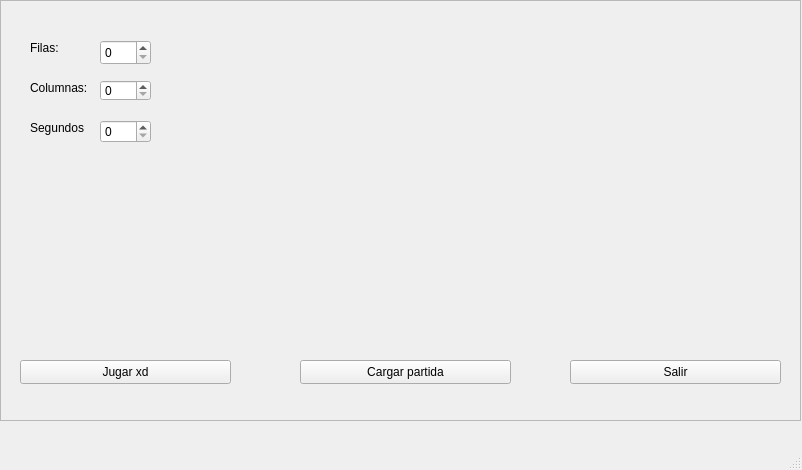
Above: mainwindow.ui from aleledesma/trabajo-practico-2 before the change. Below: the same form after it.
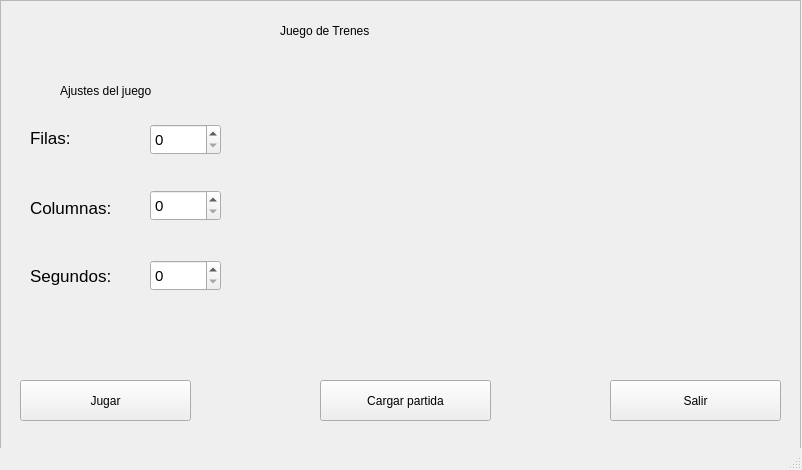
That is the form after the change.

Commit message: estilos CSS en pantalla principal

What changed in the file:
```diff
--- a/mainwindow.ui
+++ b/mainwindow.ui
@@ -20,7 +20,7 @@
       <x>0</x>
       <y>0</y>
       <width>801</width>
-      <height>421</height>
+      <height>461</height>
      </rect>
     </property>
     <property name="frameShape">
@@ -33,44 +33,58 @@
      <property name="geometry">
       <rect>
        <x>20</x>
-       <y>360</y>
-       <width>211</width>
-       <height>24</height>
+       <y>380</y>
+       <width>171</width>
+       <height>41</height>
       </rect>
      </property>
+     <property name="styleSheet">
+      <string notr="true">font: 700 12pt &quot;Ubuntu&quot;;
+background-color: &quot;#AAF683&quot;;
+color: &quot;#181717&quot;;</string>
+     </property>
      <property name="text">
-      <string>Jugar xd</string>
+      <string>Jugar</string>
      </property>
     </widget>
     <widget class="QSpinBox" name="spinBox_2">
      <property name="geometry">
       <rect>
-       <x>100</x>
-       <y>80</y>
-       <width>51</width>
-       <height>21</height>
+       <x>150</x>
+       <y>190</y>
+       <width>71</width>
+       <height>31</height>
       </rect>
      </property>
+     <property name="styleSheet">
+      <string notr="true">font-size: 15px;</string>
+     </property>
     </widget>
     <widget class="QSpinBox" name="spinBox">
      <property name="geometry">
       <rect>
-       <x>100</x>
-       <y>40</y>
-       <width>51</width>
-       <height>25</height>
+       <x>150</x>
+       <y>124</y>
+       <width>71</width>
+       <height>31</height>
       </rect>
      </property>
+     <property name="styleSheet">
+      <string notr="true">font-size: 15px;</string>
+     </property>
     </widget>
     <widget class="QLabel" name="label">
      <property name="geometry">
       <rect>
        <x>30</x>
-       <y>40</y>
+       <y>130</y>
        <width>49</width>
        <height>16</height>
       </rect>
      </property>
+     <property name="styleSheet">
+      <string notr="true">font-size: 17px;</string>
+     </property>
      <property name="text">
       <string>Filas:</string>
      </property>
@@ -79,11 +93,14 @@
      <property name="geometry">
       <rect>
        <x>30</x>
-       <y>80</y>
-       <width>61</width>
+       <y>200</y>
+       <width>91</width>
        <height>16</height>
       </rect>
      </property>
+     <property name="styleSheet">
+      <string notr="true">font-size: 17px;</string>
+     </property>
      <property name="text">
       <string>Columnas:</string>
      </property>
@@ -91,12 +108,17 @@
     <widget class="QPushButton" name="pushButton_2">
      <property name="geometry">
       <rect>
-       <x>570</x>
-       <y>360</y>
-       <width>211</width>
-       <height>24</height>
+       <x>610</x>
+       <y>380</y>
+       <width>171</width>
+       <height>41</height>
       </rect>
      </property>
+     <property name="styleSheet">
+      <string notr="true">font: 700 12pt &quot;Ubuntu&quot;;
+background-color: &quot;#EE6055&quot;;
+color: &quot;#181717&quot;;</string>
+     </property>
      <property name="text">
       <string>Salir</string>
      </property>
@@ -104,12 +126,17 @@
     <widget class="QPushButton" name="pushButton_3">
      <property name="geometry">
       <rect>
-       <x>300</x>
-       <y>360</y>
-       <width>211</width>
-       <height>24</height>
+       <x>320</x>
+       <y>380</y>
+       <width>171</width>
+       <height>41</height>
       </rect>
      </property>
+     <property name="styleSheet">
+      <string notr="true">font: 700 12pt &quot;Ubuntu&quot;;
+background-color: &quot;#FFD97D&quot;;
+color: &quot;#181717&quot;;</string>
+     </property>
      <property name="text">
       <string>Cargar partida</string>
      </property>
@@ -118,23 +145,61 @@
      <property name="geometry">
       <rect>
        <x>30</x>
-       <y>120</y>
-       <width>58</width>
-       <height>15</height>
+       <y>260</y>
+       <width>81</width>
+       <height>31</height>
       </rect>
      </property>
+     <property name="styleSheet">
+      <string notr="true">font-size: 17px;</string>
+     </property>
      <property name="text">
-      <string>Segundos</string>
+      <string>Segundos:</string>
      </property>
     </widget>
     <widget class="QSpinBox" name="spinBox_3">
      <property name="geometry">
       <rect>
-       <x>100</x>
-       <y>120</y>
-       <width>51</width>
-       <height>23</height>
+       <x>150</x>
+       <y>260</y>
+       <width>71</width>
+       <height>31</height>
       </rect>
+     </property>
+     <property name="styleSheet">
+      <string notr="true">font-size: 15px;</string>
+     </property>
+    </widget>
+    <widget class="QLabel" name="label_4">
+     <property name="geometry">
+      <rect>
+       <x>280</x>
+       <y>10</y>
+       <width>291</width>
+       <height>41</height>
+      </rect>
+     </property>
+     <property name="styleSheet">
+      <string notr="true">font: 600 25pt &quot;URW Bookman&quot;;</string>
+     </property>
+     <property name="text">
+      <string>Juego de Trenes</string>
+     </property>
+    </widget>
+    <widget class="QLabel" name="label_5">
+     <property name="geometry">
+      <rect>
+       <x>60</x>
+       <y>80</y>
+       <width>131</width>
+       <height>21</height>
+      </rect>
+     </property>
+     <property name="styleSheet">
+      <string notr="true">font: 300 italic 13pt &quot;Ubuntu&quot;;</string>
+     </property>
+     <property name="text">
+      <string>Ajustes del juego</string>
      </property>
     </widget>
    </widget>
```
The commit also changes 2 other files.
